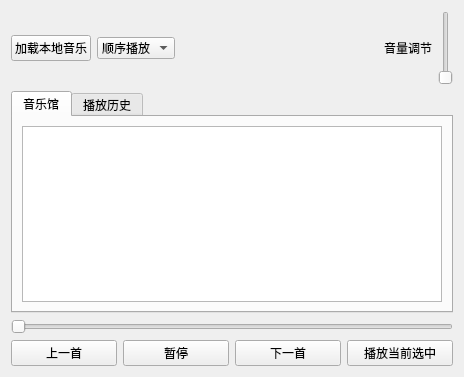
KindMans/IMuiscPlayer, file src/imusicplayer.ui: the form before one commit.
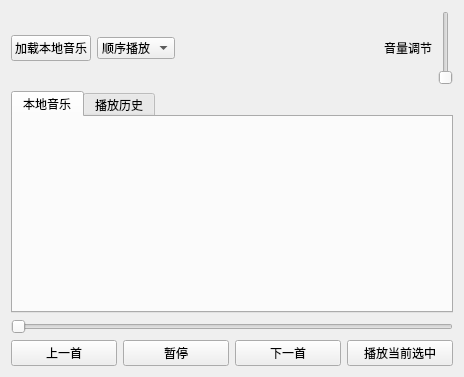
The form after the commit. The open tabs and pages were chosen to show the change.

Diff of the .ui file:
```diff
--- a/src/imusicplayer.ui
+++ b/src/imusicplayer.ui
@@ -15,9 +15,9 @@
   </property>
   <layout class="QGridLayout" name="gridLayout">
    <item row="0" column="0">
-    <layout class="QVBoxLayout" name="verticalLayout_3" stretch="1,3,1">
+    <layout class="QVBoxLayout" name="verticalLayout_2" stretch="1,3,1">
      <item>
-      <layout class="QHBoxLayout" name="horizontalLayout_4">
+      <layout class="QHBoxLayout" name="horizontalLayout_3">
        <item>
         <layout class="QHBoxLayout" name="horizontalLayout">
          <item>
@@ -62,7 +62,7 @@
         </spacer>
        </item>
        <item>
-        <layout class="QHBoxLayout" name="horizontalLayout_3" stretch="0,0">
+        <layout class="QHBoxLayout" name="horizontalLayout_2">
          <item>
           <widget class="QLabel" name="label">
            <property name="text">
@@ -88,13 +88,8 @@
        </property>
        <widget class="QWidget" name="tab_now">
         <attribute name="title">
-         <string>音乐馆</string>
+         <string>本地音乐</string>
         </attribute>
-        <layout class="QVBoxLayout" name="verticalLayout_2">
-         <item>
-          <widget class="QListWidget" name="listWidget"/>
-         </item>
-        </layout>
        </widget>
        <widget class="QWidget" name="tab_history">
         <attribute name="title">
@@ -113,7 +108,7 @@
         </widget>
        </item>
        <item>
-        <layout class="QHBoxLayout" name="horizontalLayout_2">
+        <layout class="QHBoxLayout" name="horizontalLayout_4">
          <item>
           <widget class="QPushButton" name="btn_prev">
            <property name="text">
```
Left out of the diff: 6 changed lines with no effect on the pictures.
